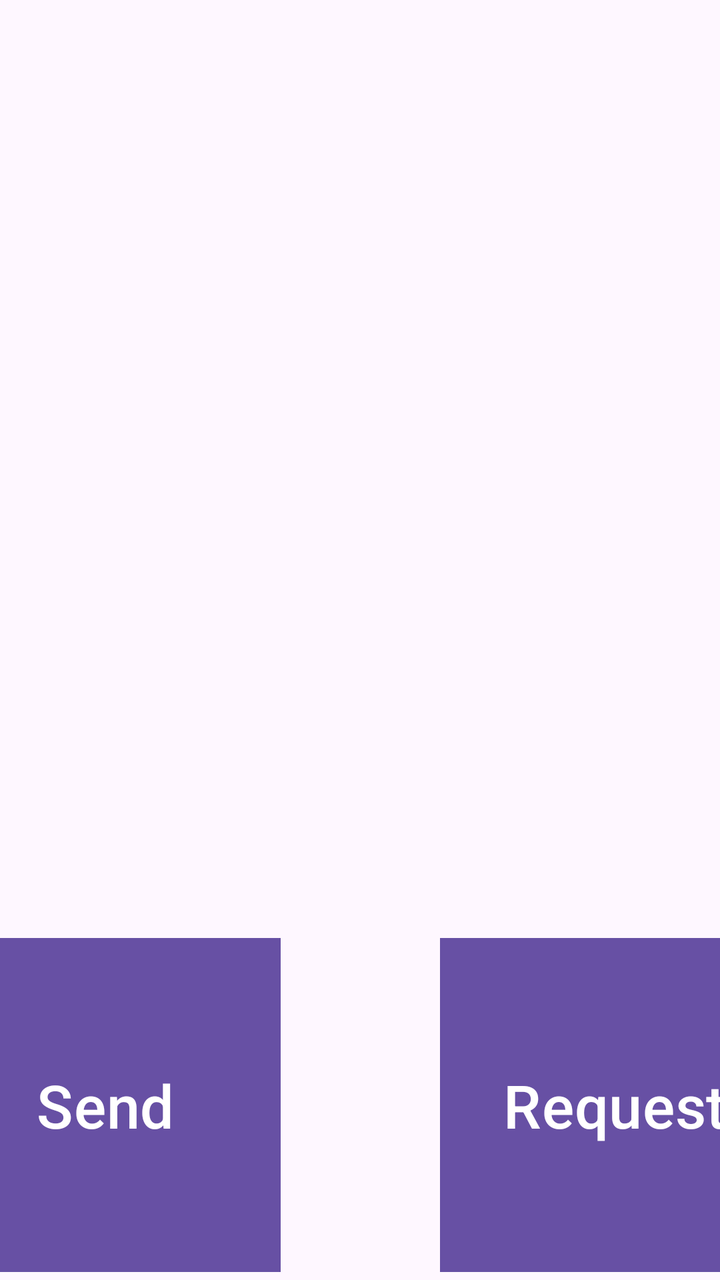
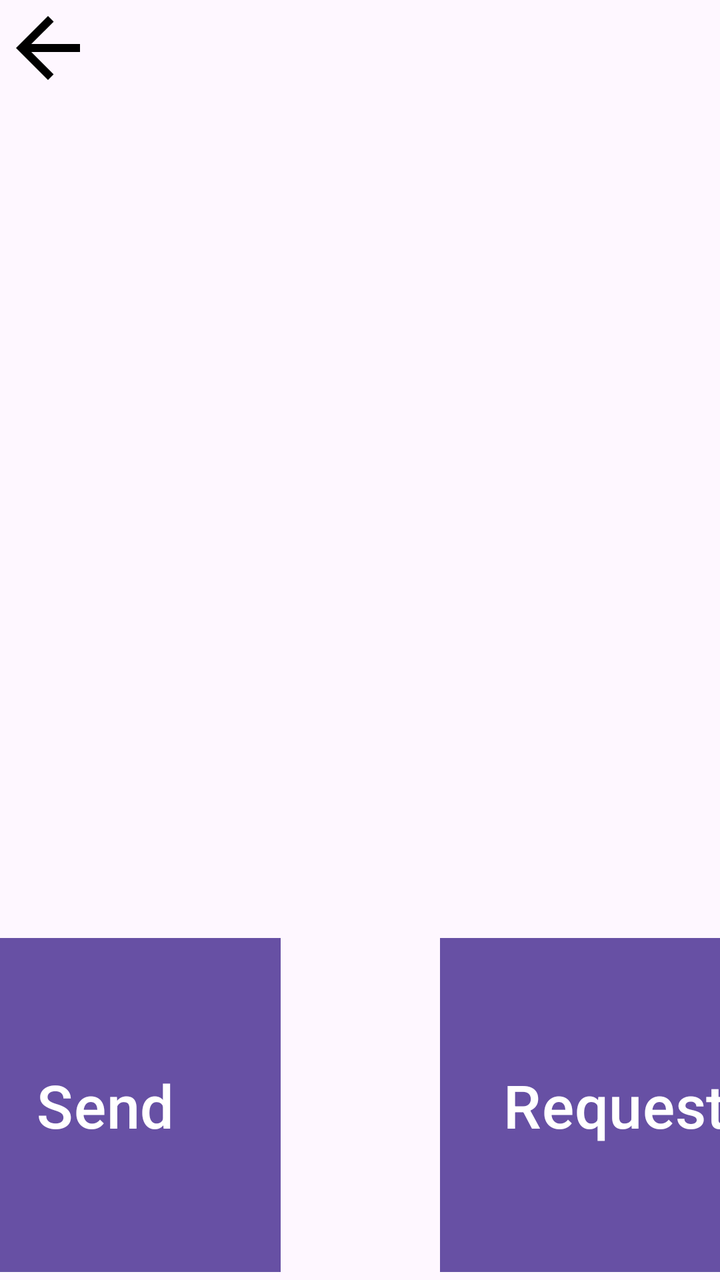

Compare the two renders of this Android layout. The source of the first and the diff that turns it into the second are given below.
<!-- AndroidManifest.xml: application theme Theme.SecondActivity -->
<!-- res/layout/activity_money_stuff.xml -->
<?xml version="1.0" encoding="utf-8"?>
<androidx.constraintlayout.widget.ConstraintLayout xmlns:android="http://schemas.android.com/apk/res/android"
    xmlns:app="http://schemas.android.com/apk/res-auto"
    xmlns:tools="http://schemas.android.com/tools"
    android:id="@+id/main"
    android:layout_width="match_parent"
    android:layout_height="match_parent"
    tools:context=".MoneyStuff">

    <TextView
        android:id="@+id/ResultSend"
        android:layout_width="wrap_content"
        android:layout_height="wrap_content"
        android:layout_marginTop="48dp"
        android:text=""
        android:textSize="30sp"
        app:layout_constraintEnd_toEndOf="parent"
        app:layout_constraintHorizontal_bias="0.15"
        app:layout_constraintStart_toStartOf="parent"
        app:layout_constraintTop_toTopOf="parent" />

    <TextView
        android:id="@+id/ResultRequest"
        android:layout_width="wrap_content"
        android:layout_height="wrap_content"
        android:layout_marginTop="48dp"
        android:text=""
        android:textSize="30sp"
        app:layout_constraintEnd_toEndOf="parent"
        app:layout_constraintHorizontal_bias="0.85"
        app:layout_constraintStart_toStartOf="parent"
        app:layout_constraintTop_toTopOf="parent" />

    <Button
        android:id="@+id/Send"
        android:layout_width="175dp"
        android:layout_height="175dp"
        android:layout_marginEnd="220dp"
        android:text="Send"
        android:textSize="30sp"
        app:layout_constraintBottom_toBottomOf="parent"
        app:layout_constraintEnd_toEndOf="parent"
        app:cornerRadius="0dp"
        />



    <Button
        android:id="@+id/Request"
        android:layout_width="175dp"
        android:layout_height="175dp"
        android:layout_marginStart="220dp"
        android:text="Request"
        android:textSize="30sp"
        app:cornerRadius="0dp"
        app:layout_constraintBottom_toBottomOf="parent"
        app:layout_constraintStart_toStartOf="parent" />

    <LinearLayout
        android:id="@+id/Lineargroup"
        android:layout_width="300dp"
        android:layout_height="440dp"
        android:layout_marginStart="55dp"
        android:layout_marginTop="32dp"
        android:layout_marginEnd="56dp"
        android:orientation="vertical"
        app:layout_constraintEnd_toEndOf="parent"
        app:layout_constraintStart_toStartOf="parent"
        app:layout_constraintTop_toTopOf="parent"></LinearLayout>

</androidx.constraintlayout.widget.ConstraintLayout>
<!-- resources referenced by this layout -->
<resources>
  <style name="Theme.SecondActivity" parent="Base.Theme.SecondActivity" />
  <style name="Base.Theme.SecondActivity" parent="Theme.Material3.DayNight.NoActionBar">
          
          
      </style>
</resources>

<!-- the commit's change to res/layout/activity_money_stuff.xml (unified diff, before → after) -->
@@ -68,4 +68,13 @@
         app:layout_constraintStart_toStartOf="parent"
         app:layout_constraintTop_toTopOf="parent"></LinearLayout>
 
+    <ImageView
+        android:id="@+id/goback"
+        android:layout_width="48dp"
+        android:layout_height="48dp"
+        android:src="@drawable/baseline_arrow_back_24"
+        android:clickable="true"
+        android:focusable="true"
+        app:layout_constraintTop_toTopOf="parent"
+        app:layout_constraintStart_toStartOf="parent" />
 </androidx.constraintlayout.widget.ConstraintLayout>
<!-- resource entries referenced after the edit -->
@@ -1,5 +1,11 @@
 <!-- resources referenced by this layout -->
 <resources>
+  <!-- drawable baseline_arrow_back_24 (drawable) -->
+  <vector xmlns:android="http://schemas.android.com/apk/res/android" android:autoMirrored="true" android:height="24dp" android:tint="#000000" android:viewportHeight="24" android:viewportWidth="24" android:width="24dp">
+        
+      <path android:fillColor="@android:color/white" android:pathData="M20,11H7.83l5.59,-5.59L12,4l-8,8 8,8 1.41,-1.41L7.83,13H20v-2z"/>
+      
+  </vector>
   <style name="Theme.SecondActivity" parent="Base.Theme.SecondActivity" />
   <style name="Base.Theme.SecondActivity" parent="Theme.Material3.DayNight.NoActionBar">
           
